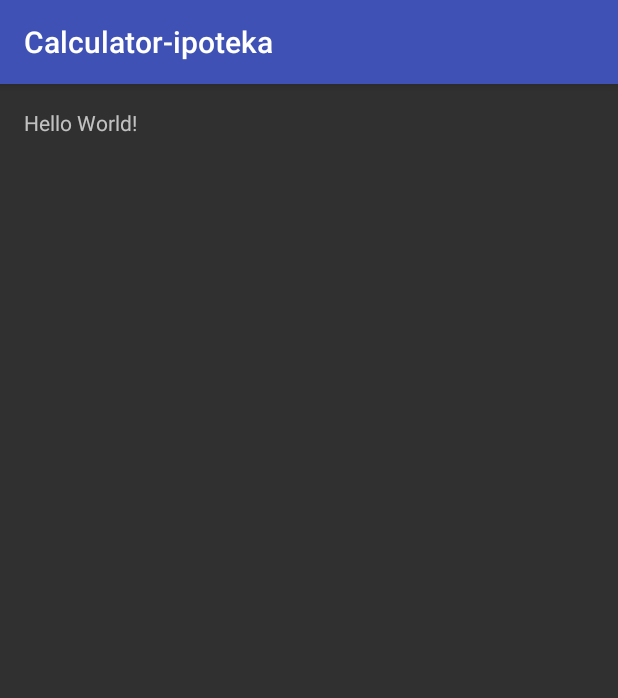
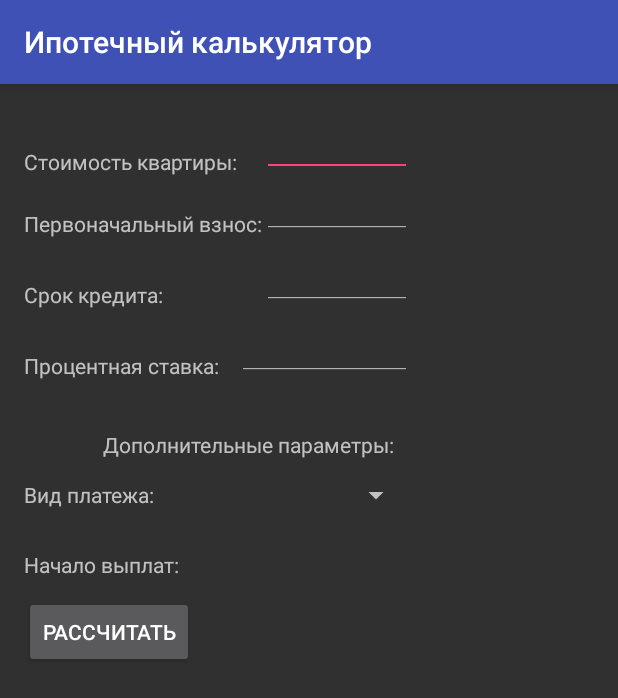
Before and after one commit to ageev-victor/calculator-ipoteka, an Android app: the screen it shows after launch (MainActivity), on a phone screen of 412 x 824 dp. Shown: the top 698 px of the screen. Run offline under Robolectric (Android 15) with nearby library versions, the phone set to English and light mode, and no system bars.

Commit message:
Добавлена стартовая активити, начата работа над главным активити

```diff
--- a/Calculator/app/build.gradle
+++ b/Calculator/app/build.gradle
@@ -20,7 +20,7 @@ android {
 }
 
 dependencies {
-    compile fileTree(dir: 'libs', include: ['*.jar'])
+    compile fileTree(include: ['*.jar'], dir: 'libs')
     androidTestCompile('com.android.support.test.espresso:espresso-core:2.2.2', {
         exclude group: 'com.android.support', module: 'support-annotations'
     })
--- a/Calculator/app/src/main/AndroidManifest.xml
+++ b/Calculator/app/src/main/AndroidManifest.xml
@@ -9,9 +9,11 @@
         android:supportsRtl="true"
         android:theme="@style/AppTheme">
         <activity android:name=".MainActivity">
+            android:configChanges="keyboardHidden|orientation|screenSize" />
+        </activity>
+		<activity android:name=".StartActivity">
             <intent-filter>
                 <action android:name="android.intent.action.MAIN" />
-
                 <category android:name="android.intent.category.LAUNCHER" />
             </intent-filter>
         </activity>
--- a/Calculator/app/src/main/java/ru/ageev_victor/calculator_ipoteka/MainActivity.java
+++ b/Calculator/app/src/main/java/ru/ageev_victor/calculator_ipoteka/MainActivity.java
@@ -3,11 +3,26 @@ package ru.ageev_victor.calculator_ipoteka;
 import android.support.v7.app.AppCompatActivity;
 import android.os.Bundle;
 
+import java.util.Date;
+
 public class MainActivity extends AppCompatActivity {
+
+    int stoimostKv;
+    int pervonachVznos;
+    int srokKredita;
+    double procentStavka;
+    String vidPlateza;
+    Date  nachaloViplat;
+
 
     @Override
     protected void onCreate(Bundle savedInstanceState) {
         super.onCreate(savedInstanceState);
         setContentView(R.layout.activity_main);
     }
+
+
+
+
+
 }
--- /dev/null
+++ b/Calculator/app/src/main/java/ru/ageev_victor/calculator_ipoteka/StartActivity.java
@@ -0,0 +1,24 @@
+package ru.ageev_victor.calculator_ipoteka;
+
+import android.content.Intent;
+import android.os.Handler;
+import android.support.v7.app.AppCompatActivity;
+import android.os.Bundle;
+
+public class
+StartActivity extends AppCompatActivity {
+
+    @Override
+    protected void onCreate(Bundle savedInstanceState) {
+        super.onCreate(savedInstanceState);
+        setContentView(R.layout.activity_start);
+        new Handler().postDelayed(new Runnable() {
+            @Override
+            public void run() {
+                Intent i = new Intent(StartActivity.this, MainActivity.class);
+                startActivity(i);
+                finish();
+            }
+        }, 1500);
+    }
+}
--- a/Calculator/app/src/main/res/layout/activity_main.xml
+++ b/Calculator/app/src/main/res/layout/activity_main.xml
@@ -9,9 +9,145 @@
     android:paddingRight="@dimen/activity_horizontal_margin"
     android:paddingTop="@dimen/activity_vertical_margin"
     tools:context="ru.ageev_victor.calculator_ipoteka.MainActivity">
+    />
+    <TextView
+        android:id="@+id/textView_stoimostKv"
+        android:layout_width="wrap_content"
+        android:layout_height="wrap_content"
+        android:layout_alignParentLeft="true"
+        android:layout_alignParentStart="true"
+        android:layout_alignParentTop="true"
+        android:layout_marginTop="26dp"
+        android:text="Стоимость квартиры:" />
 
     <TextView
+        android:id="@+id/extView_srokKredita"
         android:layout_width="wrap_content"
         android:layout_height="wrap_content"
-        android:text="Hello World!" />
+        android:layout_alignParentLeft="true"
+        android:layout_alignParentStart="true"
+        android:layout_below="@+id/extView_pervonachVznos"
+        android:layout_marginTop="28dp"
+        android:text="Срок кредита:" />
+
+    <TextView
+        android:id="@+id/extView_procentStavka"
+        android:layout_width="wrap_content"
+        android:layout_height="wrap_content"
+        android:layout_below="@+id/extView_srokKredita"
+        android:layout_marginTop="28dp"
+        android:text="Процентная ставка:" />
+
+    <EditText
+        android:id="@+id/editText_stoimostKv"
+        android:layout_width="100dp"
+        android:layout_height="wrap_content"
+        android:layout_above="@+id/extView_pervonachVznos"
+        android:layout_alignTop="@+id/textView_stoimostKv"
+        android:layout_toEndOf="@+id/extView_pervonachVznos"
+        android:layout_toRightOf="@+id/extView_pervonachVznos"
+        android:ems="10"
+        android:inputType="textPersonName|number"
+        android:text="Name" />
+
+    <EditText
+        android:id="@+id/editText_pervonachVznos"
+        android:layout_width="100dp"
+        android:layout_height="wrap_content"
+        android:layout_alignBottom="@+id/extView_pervonachVznos"
+        android:layout_alignEnd="@+id/editText_stoimostKv"
+        android:layout_alignRight="@+id/editText_stoimostKv"
+        android:layout_alignTop="@+id/extView_pervonachVznos"
+        android:layout_toRightOf="@+id/extView_pervonachVznos"
+        android:ems="10"
+        android:inputType="textPersonName|number"
+        android:text="Name" />
+
+    <EditText
+        android:id="@+id/editText_srokKredita"
+        android:layout_width="wrap_content"
+        android:layout_height="wrap_content"
+        android:layout_above="@+id/extView_procentStavka"
+        android:layout_alignEnd="@+id/editText_pervonachVznos"
+        android:layout_alignRight="@+id/editText_pervonachVznos"
+        android:layout_alignTop="@+id/extView_srokKredita"
+        android:layout_toRightOf="@+id/extView_pervonachVznos"
+        android:ems="10"
+        android:inputType="textPersonName|number"
+        android:text="Name" />
+
+    <EditText
+        android:id="@+id/editText_procentStavka"
+        android:layout_width="wrap_content"
+        android:layout_height="wrap_content"
+        android:layout_alignBottom="@+id/extView_procentStavka"
+        android:layout_alignEnd="@+id/editText_srokKredita"
+        android:layout_alignRight="@+id/editText_srokKredita"
+        android:layout_alignTop="@+id/extView_procentStavka"
+        android:layout_toRightOf="@+id/textView_stoimostKv"
+        android:ems="10"
+        android:inputType="textPersonName|number"
+        android:text="Name" />
+
+    <TextView
+        android:id="@+id/extView_DopParams"
+        android:layout_width="wrap_content"
+        android:layout_height="wrap_content"
+        android:layout_alignEnd="@+id/editText_procentStavka"
+        android:layout_alignRight="@+id/editText_procentStavka"
+        android:layout_below="@+id/extView_procentStavka"
+        android:layout_marginEnd="12dp"
+        android:layout_marginRight="12dp"
+        android:layout_marginTop="33dp"
+        android:text="Дополнительные параметры:" />
+
+    <TextView
+        android:id="@+id/extView_vidPlateza"
+        android:layout_width="wrap_content"
+        android:layout_height="wrap_content"
+        android:layout_alignParentLeft="true"
+        android:layout_alignParentStart="true"
+        android:layout_below="@+id/extView_DopParams"
+        android:layout_marginTop="14dp"
+        android:text="Вид платежа:" />
+
+    <TextView
+        android:id="@+id/extView_nachaloViplat"
+        android:layout_width="wrap_content"
+        android:layout_height="wrap_content"
+        android:layout_alignParentLeft="true"
+        android:layout_alignParentStart="true"
+        android:layout_below="@+id/extView_vidPlateza"
+        android:layout_marginTop="27dp"
+        android:text="Начало выплат:" />
+
+    <TextView
+        android:id="@+id/extView_pervonachVznos"
+        android:layout_width="wrap_content"
+        android:layout_height="wrap_content"
+        android:layout_alignParentLeft="true"
+        android:layout_alignParentStart="true"
+        android:layout_below="@+id/textView_stoimostKv"
+        android:layout_marginTop="22dp"
+        android:text="Первоначальный взнос:" />
+
+    <Spinner
+        android:id="@+id/spinner_vidPlateza"
+        android:layout_width="match_parent"
+        android:layout_height="wrap_content"
+        android:layout_above="@+id/extView_nachaloViplat"
+        android:layout_alignEnd="@+id/editText_procentStavka"
+        android:layout_alignRight="@+id/editText_procentStavka"
+        android:layout_alignTop="@+id/extView_vidPlateza"
+        android:layout_toEndOf="@+id/extView_nachaloViplat"
+        android:layout_toRightOf="@+id/extView_nachaloViplat" />
+
+    <Button
+        android:id="@+id/button_rasschitat"
+        android:layout_width="wrap_content"
+        android:layout_height="wrap_content"
+        android:layout_marginTop="11dp"
+        android:text="Рассчитать"
+        android:layout_below="@+id/extView_nachaloViplat" />
+
 </RelativeLayout>
--- /dev/null
+++ b/Calculator/app/src/main/res/layout/activity_start.xml
@@ -0,0 +1,28 @@
+<RelativeLayout xmlns:android="http://schemas.android.com/apk/res/android"
+        xmlns:tools="http://schemas.android.com/tools"
+        android:layout_width="match_parent"
+        android:layout_height="match_parent"
+        android:paddingBottom="@dimen/activity_vertical_margin"
+        android:paddingLeft="@dimen/activity_horizontal_margin"
+        android:paddingRight="@dimen/activity_horizontal_margin"
+        android:paddingTop="@dimen/activity_vertical_margin"
+        tools:context=".StartActivity">
+
+        <ProgressBar
+            android:id="@+id/progressBar"
+            android:layout_width="100dp"
+            android:layout_height="100dp"
+
+            android:indeterminateOnly="true"
+            android:layout_centerVertical="true"
+            android:layout_centerHorizontal="true" />
+
+        <TextView
+            android:id="@+id/textView2"
+            android:layout_width="wrap_content"
+            android:layout_height="wrap_content"
+            android:text="@string/loading"
+            android:textSize="20dp"
+            android:layout_above="@+id/progressBar"
+            android:layout_centerHorizontal="true" />
+    </RelativeLayout>
--- a/Calculator/app/src/main/res/values/strings.xml
+++ b/Calculator/app/src/main/res/values/strings.xml
@@ -1,3 +1,4 @@
 <resources>
-    <string name="app_name">Calculator-ipoteka</string>
+    <string name="app_name">Ипотечный калькулятор</string>
+    <string name="loading">Загрузка...</string>
 </resources>
```
